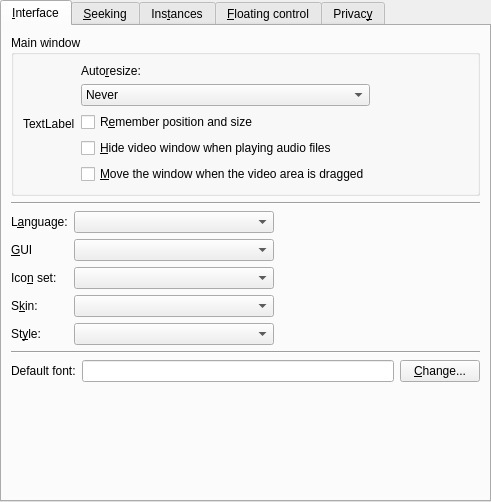
The window that src/prefinterface.ui (smplayer-dev/smplayer) describes before a commit, drawn with Qt 5.
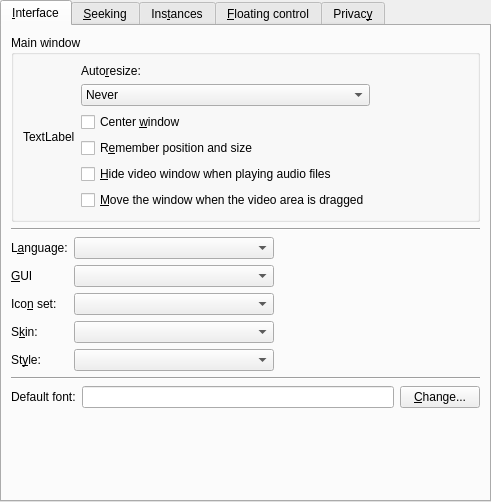
The same window after the commit. Custom widgets are drawn as their Qt base class.

Commit message: Add an option in preferences -> interface to automatically center the window

The edit to the form file:
```diff
--- a/src/prefinterface.ui
+++ b/src/prefinterface.ui
@@ -89,6 +89,13 @@
               </item>
              </widget>
             </item>
+            <item>
+             <widget class="QCheckBox" name="center_window_check">
+              <property name="text">
+               <string>Center &amp;window</string>
+              </property>
+             </widget>
+            </item>
             <item>
              <widget class="QCheckBox" name="save_size_check">
               <property name="text">
```
Left out of the diff: 1 changed line with no effect on the pictures. The commit also changes 1 other file.
